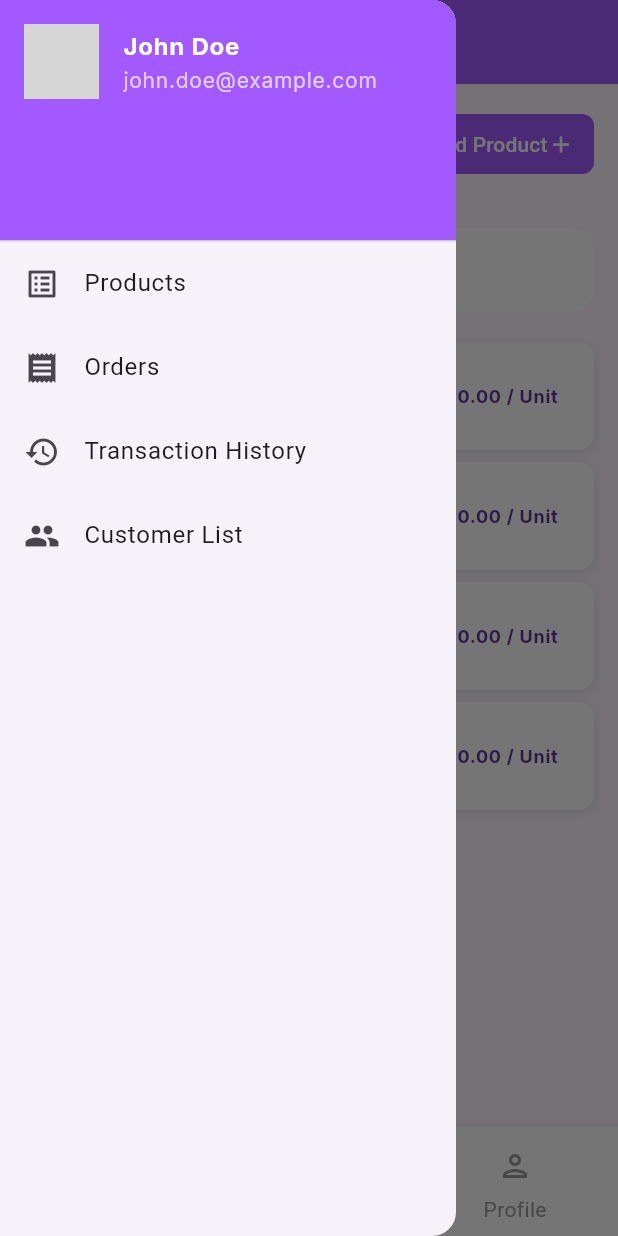
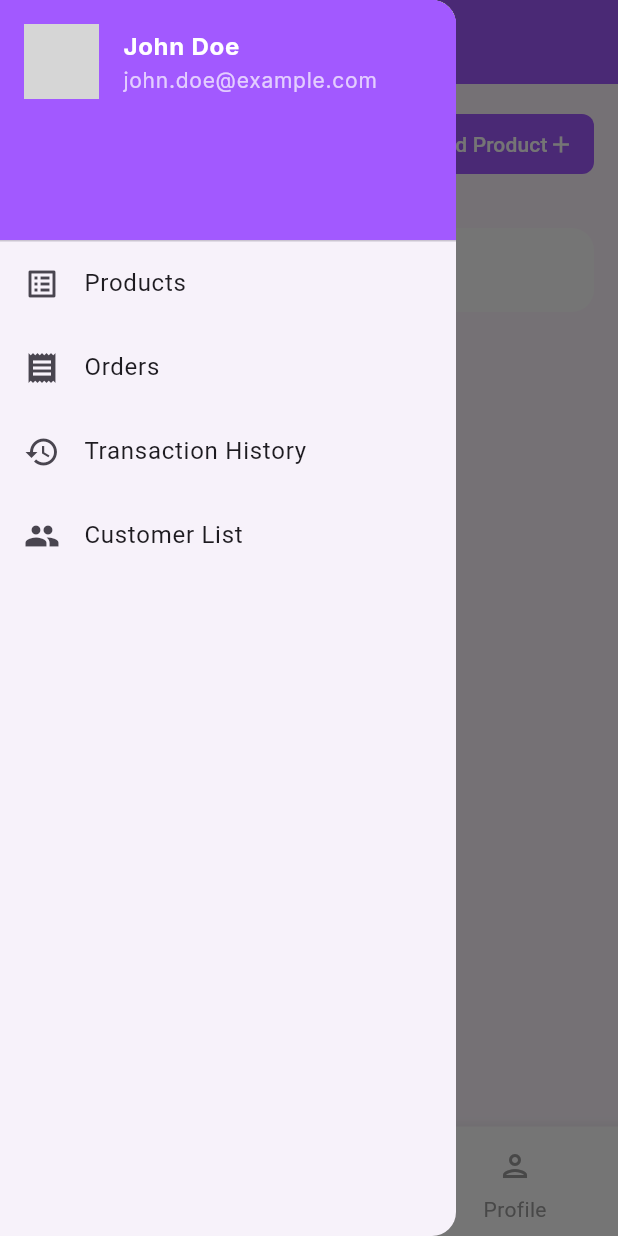
Before and after one commit to ranielART/flutter-shoetally-, a Flutter app: the Products screen opened by its route, in the side drawer, after a tap on the "menu" icon, on a phone screen of 412 x 824 dp. Run offline on Flutter 3.47's test engine with Material 3 defaults, Android fonts, the phone set to English and light mode, and no system bars; our stand-ins replace animated_splash_screen, cloud_firestore, dotted_border, file_picker, firebase_auth, firebase_core and 5 more; accounts and stored records are empty; network calls fail; grey boxes are pictures that could not be loaded.

Commit message:
updated edit add and show products (#38)
* added transaction history (#22)

* added dashboard

* added AppDrawer component

* added transaction history

---------

Co-authored-by: sef-UM <j.orion.536041@umindanao.edu.ph>
Co-authored-by: jlorion <86958537+jlorion@users.noreply.github.com>

* Database functions (#24)

* database functions

* initial function testing

* partial exception functions

---------

Co-authored-by: jl <orionjl1106@gmail.com>
Co-authored-by: jlorion <86958537+jlorion@users.noreply.github.com>

* image test working init on product upload

* still testing product image thingy

* save image post final

* post backend integration for products

* dropdown thing

* remove description prdocut

* needs refactor type shit and edit is gucci prlly

---------

Co-authored-by: Mc Bernard Logronio <126197713+dreamymc@users.noreply.github.com>
Co-authored-by: sef-UM <j.orion.536041@umindanao.edu.ph>
Co-authored-by: Rey Reyes <104672250+Takezo56@users.noreply.github.com>

```diff
--- a/lib/components/productcard.dart
+++ b/lib/components/productcard.dart
@@ -1,3 +1,4 @@
+import 'package:commerce_mobile/models/ProductsModel.dart';
 import 'package:commerce_mobile/screens/edit_product.dart';
 import 'package:flutter/material.dart';
 import 'package:google_fonts/google_fonts.dart';
@@ -6,7 +7,7 @@ class ProductCard extends StatefulWidget {
   const ProductCard(
       {super.key, required this.filteredTransactions, required this.index});
 
-  final List<Map<String, String>> filteredTransactions;
+  final List<Product> filteredTransactions;
   final int index;
 
   @override
@@ -28,11 +29,11 @@ class _ProductCardState extends State<ProductCard> {
                       index: widget.index,
                     )));
         print(
-            'InkWell tapped! ${widget.filteredTransactions[widget.index]['productName']}');
+            'InkWell tapped! ${widget.filteredTransactions[widget.index].name}');
       },
       child: ListTile(
         title: Text(
-          widget.filteredTransactions[widget.index]['productName']!,
+          widget.filteredTransactions[widget.index].name!,
           style: GoogleFonts.inter(
             fontSize: 16,
             fontWeight: FontWeight.bold,
@@ -40,11 +41,11 @@ class _ProductCardState extends State<ProductCard> {
           ),
         ),
         subtitle: Text(
-          widget.filteredTransactions[widget.index]['dateTime']!,
+          widget.filteredTransactions[widget.index].product_stock.toString()!,
           style: GoogleFonts.inter(fontSize: 11),
         ),
         trailing: Text(
-          "${widget.filteredTransactions[widget.index]['sellingPrice']} / Unit",
+          "${widget.filteredTransactions[widget.index].selling_price} / Unit",
           style: GoogleFonts.inter(
             fontSize: 12,
             fontWeight: FontWeight.bold,
--- a/lib/screens/products.dart
+++ b/lib/screens/products.dart
@@ -5,7 +5,9 @@ import 'package:commerce_mobile/components/buttonIcon.dart';
 import 'package:commerce_mobile/components/navbar.dart';
 import 'package:commerce_mobile/components/productcard.dart';
 import 'package:commerce_mobile/components/search_component.dart';
+import 'package:commerce_mobile/controllers/Product_Controllers.dart';
 import 'package:commerce_mobile/models/ProductsModel.dart';
+import 'package:commerce_mobile/services/storage_service.dart';
 import 'package:flutter/material.dart';
 import 'package:google_fonts/google_fonts.dart';
 
@@ -15,65 +17,35 @@ class Products extends StatefulWidget {
 }
 
 class _ProductsState extends State<Products> {
-  final List<Map<String, String>> _transactions = [
-    {
-      'productName': 'Century Tuna Ila Bernard',
-      'sellingPrice': '₱ 4,000.00',
-      'purchasePrice': '₱ 3,000.00',
-      'quantity': '30',
-      'category': 'Shoes',
-      'dateTime': 'September 29, 2024, 5:00 PM',
-      'image': 'exampleImage'
-    },
-    {
-      'productName': 'Nike Shoe',
-      'sellingPrice': '₱ 4,000.00',
-      'purchasePrice': '₱ 3,000.00',
-      'quantity': '30',
-      'category': 'Shoes',
-      'dateTime': 'September 29, 2024, 5:00 PM',
-      'image': 'exampleImage'
-    },
-    {
-      'productName': 'Addidas Shoe',
-      'sellingPrice': '₱ 4,000.00',
-      'purchasePrice': '₱ 3,000.00',
-      'quantity': '30',
-      'category': 'Shoes',
-      'dateTime': 'September 29, 2024, 5:00 PM',
-      'image': 'exampleImage'
-    },
-    {
-      'productName': 'Example Shoe',
-      'sellingPrice': '₱ 4,000.00',
-      'purchasePrice': '₱ 3,000.00',
-      'quantity': '30',
-      'category': 'Shoes',
-      'dateTime': 'September 29, 2024, 5:00 PM',
-      'image': 'exampleImage'
-    },
-    // More transactions...
-  ];
 
-  List<Map<String, String>> _filteredTransactions = [];
+  List<Product> _filteredTransactions = [];
   String _searchText = "";
 
   @override
-  void initState() {
+  void initState(){
     super.initState();
-    _filteredTransactions =
-        _transactions; // Initialize with full transaction list
+    populateProduct();
+    print(_filteredTransactions);
   }
 
-  void _filterTransactions(String searchText) {
+  void populateProduct() async{
+    final prodcutsList  = await ProductControllers().getProducts();
+    setState(() {
+      _filteredTransactions = prodcutsList;
+    });
+
+  }
+
+  void _filterTransactions(String searchText) async{
+    final productList = await ProductControllers().getProducts();
     setState(() {
       _searchText = searchText;
       if (_searchText.isEmpty) {
         _filteredTransactions =
-            _transactions; // Reset to full list if search is empty
+            productList; // Reset to full list if search is empty
       } else {
-        _filteredTransactions = _transactions
-            .where((transaction) => transaction['productName']!
+        _filteredTransactions = productList
+            .where((product) => product.name!
                 .toLowerCase()
                 .contains(_searchText.toLowerCase()))
             .toList();
@@ -84,8 +56,7 @@ class _ProductsState extends State<Products> {
   @override
   Widget build(BuildContext context) {
 
-
-
+    populateProduct();
     return Scaffold(
       appBar: const CustomAppBar(title: "Products"),
       drawer: const AppDrawer(),
```
Also changed, not shown: lib/components/dropdownbuttonform.dart (+6 -1 lines), lib/controllers/Product_Controllers.dart (+3 -15 lines), lib/screens/add_product.dart (+10 -1 lines), lib/screens/edit_product.dart (+52 -31 lines), lib/testing/imagetest.dart (+14 -1 lines).
